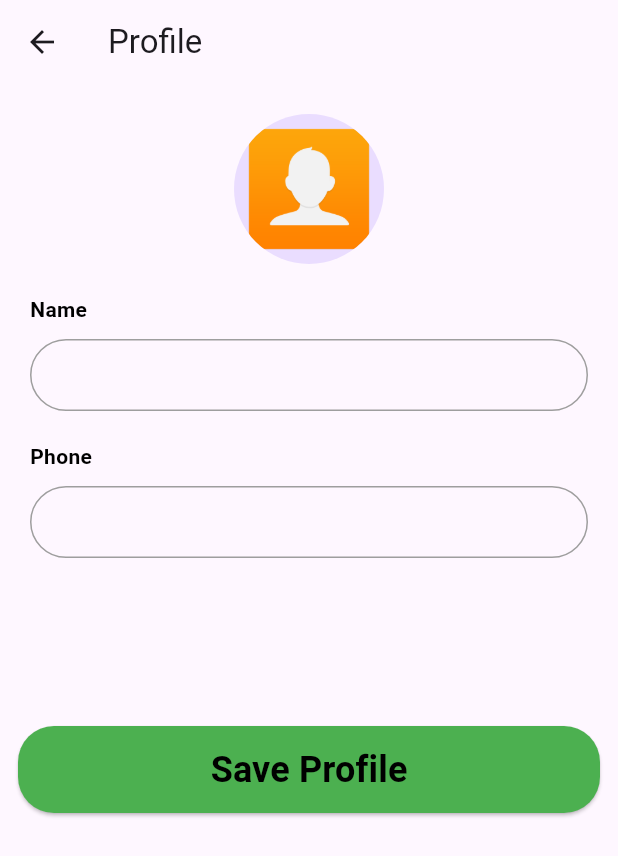
After one commit to fatmashagar2/chat_app, a Flutter app: the ProfileView screen opened directly, on a phone screen of 412 x 824 dp. The commit adds this screen. Shown: the top 856 px of the screen. Run offline on Flutter 3.47's test engine with Material 3 defaults, Android fonts, the phone set to English and light mode, and no system bars; our stand-ins replace flutter_svg, fluttertoast.

Commit message:
Profile Done

```diff
--- a/lib/core/themes/colors.dart
+++ b/lib/core/themes/colors.dart
@@ -3,4 +3,5 @@ import 'package:flutter/material.dart';
 abstract class ColorsApp{
   static const primaryColor=Color(0xff4CB050);
   static const secondaryColor=Color(0xff25D366);
+  static const grayColor=Colors.grey;
 }
--- a/lib/features/home/presentation/view/widget/custom_app_bar.dart
+++ b/lib/features/home/presentation/view/widget/custom_app_bar.dart
@@ -1,5 +1,6 @@
 import 'package:chat_app/core/themes/styles.dart';
 import 'package:flutter/material.dart';
+import 'package:chat_app/features/profile/presentation/view/profile_view.dart'; // Import ProfileView
 
 class CustomAppBar extends StatelessWidget implements PreferredSizeWidget {
   const CustomAppBar({super.key});
@@ -21,9 +22,16 @@ class CustomAppBar extends StatelessWidget implements PreferredSizeWidget {
           onPressed: () {},
         ),
         PopupMenuButton<String>(
-          onSelected: (value) {},
+          onSelected: (value) {
+            if (value == 'Profile') {
+              Navigator.push(
+                context,
+                MaterialPageRoute(builder: (context) => const ProfileView()),
+              );
+            }
+          },
           itemBuilder: (BuildContext context) {
-            return {'New group', 'Settings', 'Logout','Profile'}.map((String choice) {
+            return {'New group', 'Settings', 'Logout', 'Profile'}.map((String choice) {
               return PopupMenuItem<String>(
                 value: choice,
                 child: Text(choice),
--- /dev/null
+++ b/lib/features/profile/presentation/view/profile_view.dart
@@ -0,0 +1,16 @@
+import 'package:chat_app/features/profile/presentation/view/widget/profile_body.dart';
+import 'package:flutter/material.dart';
+
+class ProfileView extends StatelessWidget {
+  const ProfileView({super.key});
+
+  @override
+  Widget build(BuildContext context) {
+    return  Scaffold(
+      appBar: AppBar(
+        title: const Text("Profile"),
+      ),
+      body: const ProfileBody(),
+    );
+  }
+}
--- /dev/null
+++ b/lib/features/profile/presentation/view/widget/name_and_phone_widget.dart
@@ -0,0 +1,48 @@
+import 'package:chat_app/core/themes/colors.dart';
+import 'package:chat_app/core/themes/styles.dart';
+import 'package:flutter/material.dart';
+
+class NameAndPhoneWidget extends StatelessWidget {
+  final String txt;
+  const NameAndPhoneWidget({super.key, required this.txt});
+
+  @override
+  Widget build(BuildContext context) {
+    return Padding(
+      padding: const EdgeInsets.symmetric(horizontal: 20.0),
+      child: Column(
+        crossAxisAlignment: CrossAxisAlignment.start,
+        children: [
+          Text(txt, style: Styles.textStyle14),
+          const SizedBox(height: 10),
+          TextField(
+            keyboardType: txt.toLowerCase() == 'phone'
+                ? TextInputType.phone
+                : TextInputType.text,
+            decoration: InputDecoration(
+              contentPadding: const EdgeInsets.symmetric(horizontal: 20, vertical: 10),
+              border: OutlineInputBorder(
+                borderRadius: BorderRadius.circular(30),
+                borderSide: const BorderSide(
+                  color: ColorsApp.grayColor,
+                ),
+              ),
+              enabledBorder: OutlineInputBorder(
+                borderRadius: BorderRadius.circular(30),
+                borderSide: const BorderSide(
+                  color:ColorsApp.grayColor,
+                ),
+              ),
+              focusedBorder: OutlineInputBorder(
+                borderRadius: BorderRadius.circular(30),
+                borderSide: const BorderSide(
+                  color: ColorsApp.primaryColor,
+                ),
+              ),
+            ),
+          ),
+        ],
+      ),
+    );
+  }
+}
--- /dev/null
+++ b/lib/features/profile/presentation/view/widget/profile_body.dart
@@ -0,0 +1,39 @@
+import 'package:chat_app/core/const/asset_images/asset_images.dart';
+import 'package:chat_app/core/themes/styles.dart';
+import 'package:chat_app/features/auth/presentation/view/widgts/custom_button.dart';
+import 'package:chat_app/features/profile/presentation/view/widget/name_and_phone_widget.dart';
+import 'package:flutter/material.dart';
+
+class ProfileBody extends StatelessWidget {
+  const ProfileBody({super.key});
+
+  @override
+  Widget build(BuildContext context) {
+    return Column(
+      children: [
+        const SizedBox(height: 20),
+        const Center(
+          child: CircleAvatar(
+            radius: 50,
+            backgroundImage: AssetImage(AssetImages.profile),
+          ),
+        ),
+        const SizedBox(height: 20),
+        const NameAndPhoneWidget(
+          txt: 'Name',
+        ),
+        const SizedBox(height: 20),
+        const NameAndPhoneWidget(
+          txt: 'Phone',
+        ),
+        const SizedBox(height: 100),
+        Padding(
+          padding: const EdgeInsets.all(12),
+          child: CustomButton(text: "Save Profile", onPressed: (){
+
+          }),
+        )
+      ],
+    );
+  }
+}
```
